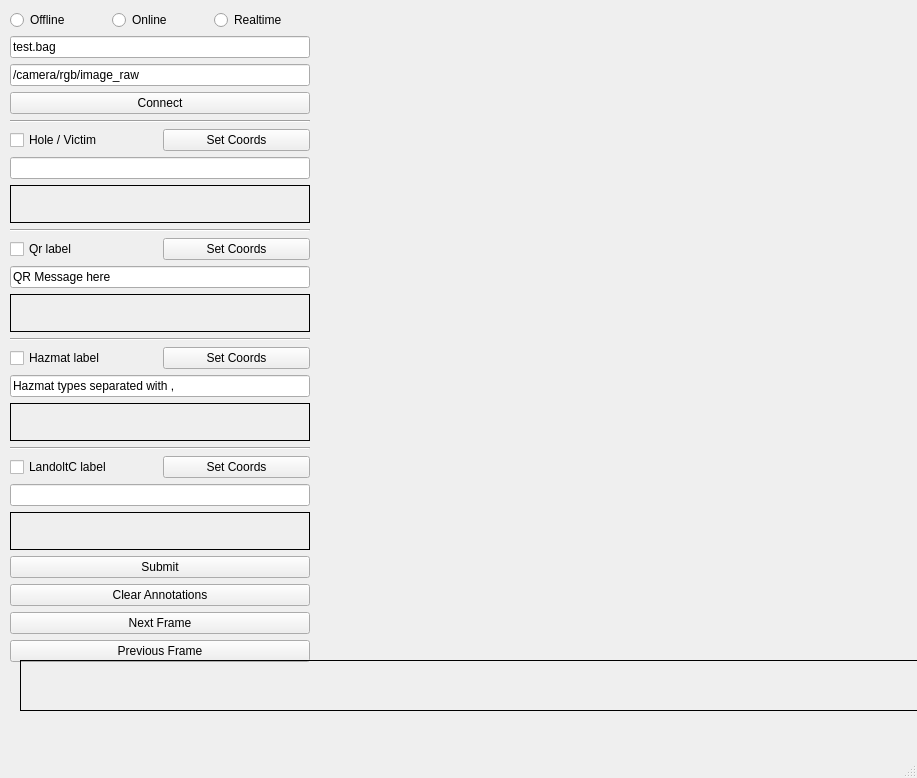
This is pandora_vision_annotator/ui/pandora_annotator.ui in pandora-auth-ros-pkg/pandora_vision as Qt 5 draws it before an edit. The edited form follows.
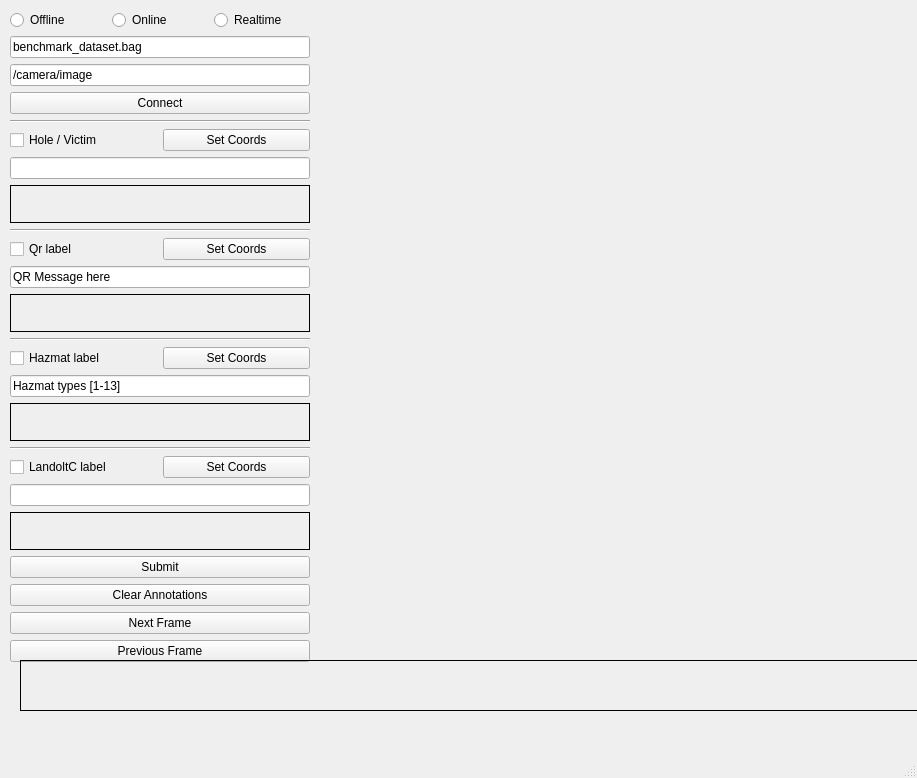
This is the edited form.

Commit message: annotator save image in online mode

The edit to the form file:
```diff
--- a/pandora_vision_annotator/ui/pandora_annotator.ui
+++ b/pandora_vision_annotator/ui/pandora_annotator.ui
@@ -118,7 +118,7 @@
        <item row="10" column="0">
         <widget class="QLineEdit" name="hazmatInfoLineEdit">
          <property name="text">
-          <string>Hazmat types separated with ,</string>
+          <string>Hazmat types [1-13]</string>
          </property>
         </widget>
        </item>
@@ -282,14 +282,14 @@
        <item>
         <widget class="QLineEdit" name="bagLineEdit">
          <property name="text">
-          <string>test.bag</string>
+          <string>benchmark_dataset.bag</string>
          </property>
         </widget>
        </item>
        <item>
         <widget class="QLineEdit" name="rosTopicLineEdit">
          <property name="text">
-          <string>/camera/rgb/image_raw</string>
+          <string>/camera/image</string>
          </property>
         </widget>
        </item>
```
Left out of the diff: 4 changed lines with no effect on the pictures. The commit also changes 6 other files.
